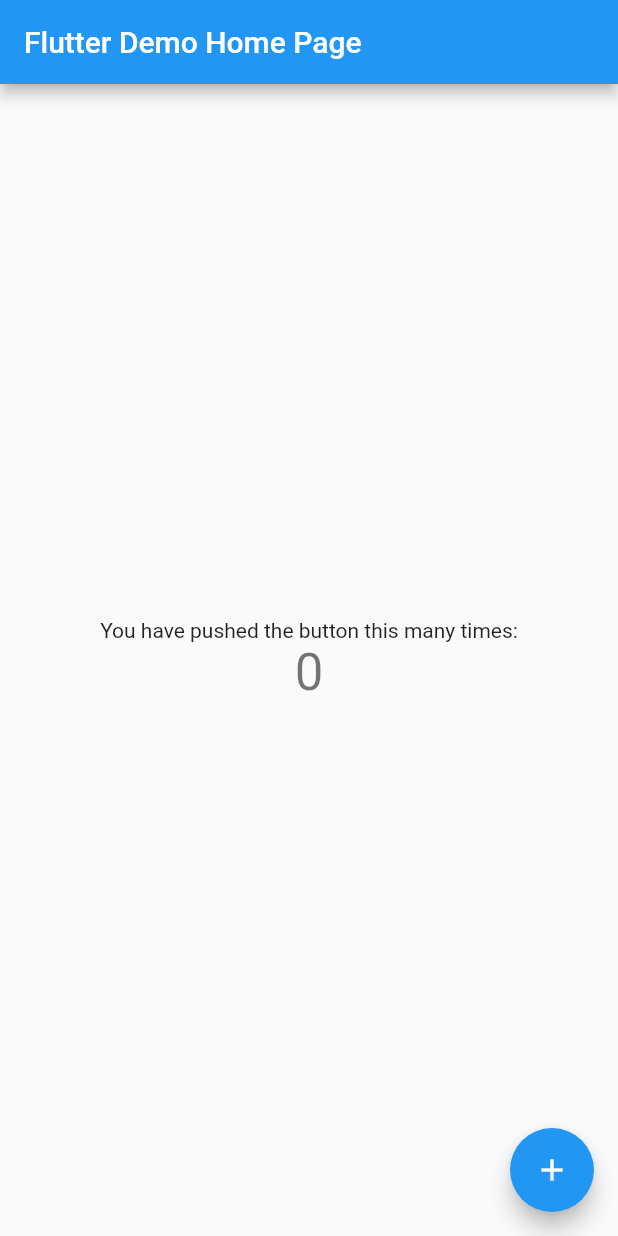
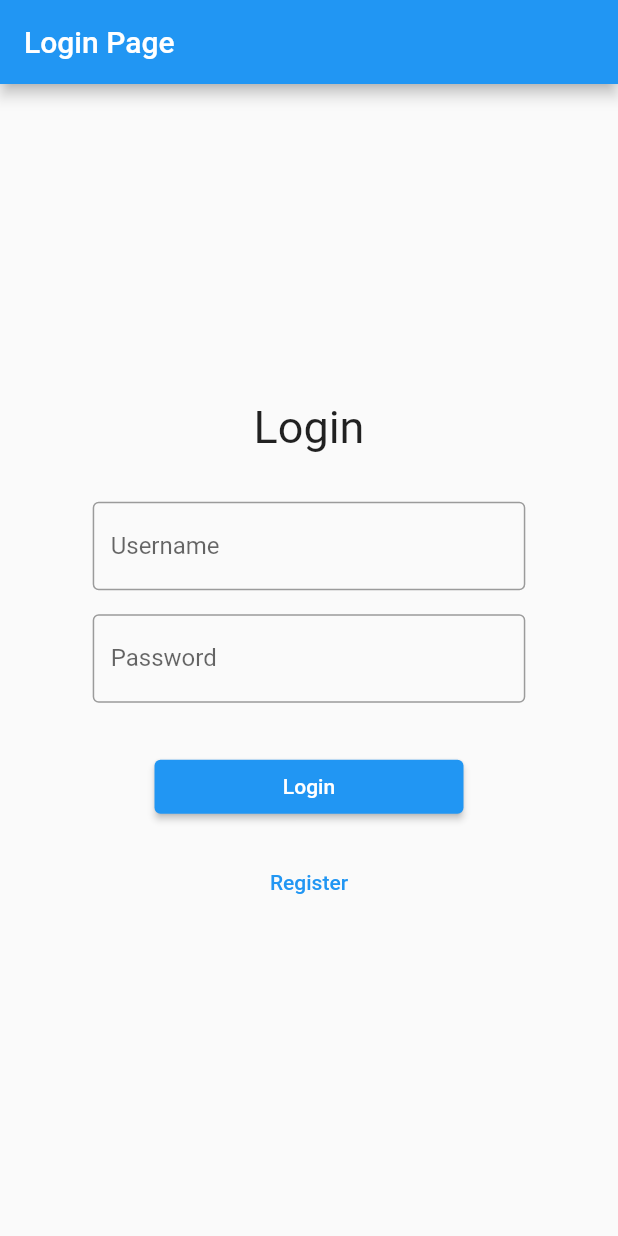
Before and after one commit to syihabudin081/library_app, a Flutter app: the screen it shows after launch, on a phone screen of 412 x 824 dp. Run offline on Flutter 3.47's test engine with Material 2 defaults, Android fonts, the phone set to English and light mode, and no system bars; our stand-ins replace sqflite; missing offline and left inert: flutter_bcrypt; accounts and stored records are empty.

Commit message:
login/register

```diff
--- /dev/null
+++ b/lib/db/database_helper.dart
@@ -0,0 +1,41 @@
+import 'dart:async';
+import 'package:sqflite/sqflite.dart';
+import 'package:path/path.dart';
+
+class DatabaseHelper {
+  static final DatabaseHelper _instance = DatabaseHelper.internal();
+  factory DatabaseHelper() => _instance;
+
+  static Database? _db;
+
+  Future<Database> get db async {
+    if (_db != null) {
+      return _db!;
+    }
+    _db = await initDb();
+    return _db!;
+  }
+
+  DatabaseHelper.internal();
+
+  Future<Database> initDb() async {
+    final databasePath = await getDatabasesPath();
+    final path = join(databasePath, 'news.db');
+
+    return await openDatabase(
+      path,
+      version: 1,
+      onCreate: _onCreate,
+    );
+  }
+
+  void _onCreate(Database db, int version) async {
+    await db.execute('''
+      CREATE TABLE IF NOT EXISTS users (
+        username TEXT,
+        password TEXT,
+        name TEXT
+      )
+    ''');
+  }
+}
--- a/lib/main.dart
+++ b/lib/main.dart
@@ -1,4 +1,6 @@
   import 'package:flutter/material.dart';
+
+import 'package:stock_app/pages/loginPage.dart';
 
   void main() {
     runApp(const MyApp());
@@ -7,109 +9,10 @@ void main() {
   class MyApp extends StatelessWidget {
   const MyApp({super.key});
 
-  // This widget is the root of your application.
     @override
     Widget build(BuildContext context) {
-    return MaterialApp(
-      title: 'Flutter Demo',
-      theme: ThemeData(
-        // This is the theme of your application.
-        //
-        // Try running your application with "flutter run". You'll see the
-        // application has a blue toolbar. Then, without quitting the app, try
-        // changing the primarySwatch below to Colors.green and then invoke
-        // "hot reload" (press "r" in the console where you ran "flutter run",
-        // or simply save your changes to "hot reload" in a Flutter IDE).
-        // Notice that the counter didn't reset back to zero; the application
-        // is not restarted.
-        primarySwatch: Colors.blue,
-      ),
-      home: const MyHomePage(title: 'Flutter Demo Home Page'),
+      return const MaterialApp(
+        home: LoginPageState(),
       );
     }
   }
-
-class MyHomePage extends StatefulWidget {
-  const MyHomePage({super.key, required this.title});
-
-  // This widget is the home page of your application. It is stateful, meaning
-  // that it has a State object (defined below) that contains fields that affect
-  // how it looks.
-
-  // This class is the configuration for the state. It holds the values (in this
-  // case the title) provided by the parent (in this case the App widget) and
-  // used by the build method of the State. Fields in a Widget subclass are
-  // always marked "final".
-
-  final String title;
-
-  @override
-  State<MyHomePage> createState() => _MyHomePageState();
-}
-
-class _MyHomePageState extends State<MyHomePage> {
-  int _counter = 0;
-
-  void _incrementCounter() {
-    setState(() {
-      // This call to setState tells the Flutter framework that something has
-      // changed in this State, which causes it to rerun the build method below
-      // so that the display can reflect the updated values. If we changed
-      // _counter without calling setState(), then the build method would not be
-      // called again, and so nothing would appear to happen.
-      _counter++;
-    });
-  }
-
-  @override
-  Widget build(BuildContext context) {
-    // This method is rerun every time setState is called, for instance as done
-    // by the _incrementCounter method above.
-    //
-    // The Flutter framework has been optimized to make rerunning build methods
-    // fast, so that you can just rebuild anything that needs updating rather
-    // than having to individually change instances of widgets.
-    return Scaffold(
-      appBar: AppBar(
-        // Here we take the value from the MyHomePage object that was created by
-        // the App.build method, and use it to set our appbar title.
-        title: Text(widget.title),
-      ),
-      body: Center(
-        // Center is a layout widget. It takes a single child and positions it
-        // in the middle of the parent.
-        child: Column(
-          // Column is also a layout widget. It takes a list of children and
-          // arranges them vertically. By default, it sizes itself to fit its
-          // children horizontally, and tries to be as tall as its parent.
-          //
-          // Invoke "debug painting" (press "p" in the console, choose the
-          // "Toggle Debug Paint" action from the Flutter Inspector in Android
-          // Studio, or the "Toggle Debug Paint" command in Visual Studio Code)
-          // to see the wireframe for each widget.
-          //
-          // Column has various properties to control how it sizes itself and
-          // how it positions its children. Here we use mainAxisAlignment to
-          // center the children vertically; the main axis here is the vertical
-          // axis because Columns are vertical (the cross axis would be
-          // horizontal).
-          mainAxisAlignment: MainAxisAlignment.center,
-          children: <Widget>[
-            const Text(
-              'You have pushed the button this many times:',
-            ),
-            Text(
-              '$_counter',
-              style: Theme.of(context).textTheme.headlineMedium,
-            ),
-          ],
-        ),
-      ),
-      floatingActionButton: FloatingActionButton(
-        onPressed: _incrementCounter,
-        tooltip: 'Increment',
-        child: const Icon(Icons.add),
-      ), // This trailing comma makes auto-formatting nicer for build methods.
-    );
-  }
-}
--- /dev/null
+++ b/lib/models/user.dart
@@ -0,0 +1,24 @@
+class User {
+  String username;
+  String password;
+  String name;
+
+  User({required this.username, required this.password, required this.name});
+
+ User.fromMap(Map<String, dynamic> map)
+      : username = map['username'],
+        password = map['password'],
+        name = map['name'];
+
+      String get getUsername => username;
+      String get getPassword => password;
+      String get getName => name;
+
+      Map<String, dynamic> toMap() {
+        return {
+          'username': username,
+          'password': password,
+          'name': name,
+        };
+      }
+}
--- /dev/null
+++ b/lib/pages/loginPage.dart
@@ -0,0 +1,152 @@
+// ignore_for_file: file_names
+
+import 'package:flutter/material.dart';
+import 'package:stock_app/pages/homePage.dart';
+import 'package:stock_app/pages/registerPage.dart';
+import 'package:flutter_bcrypt/flutter_bcrypt.dart';
+import 'package:stock_app/db/database_helper.dart';
+
+import '../models/user.dart';
+
+class LoginPageState extends StatefulWidget {
+  const LoginPageState({super.key});
+
+  @override
+  LoginPage createState() => LoginPage();
+}
+
+class LoginPage extends State<LoginPageState> {
+  final TextEditingController usernameController = TextEditingController();
+  final TextEditingController passwordController = TextEditingController();
+
+  void _goToHomePage(BuildContext context) {
+    Navigator.of(context)
+        .push(MaterialPageRoute(builder: (context) => const homePage()));
+  }
+
+  Future<void> _login() async {
+    final username = usernameController.text;
+    final password = passwordController.text;
+
+    final db = await DatabaseHelper().db;
+    final List<Map<String, dynamic>> users = await db.query(
+      'users',
+      where: 'username = ?',
+      whereArgs: [username],
+    );
+
+    if (users.isNotEmpty) {
+      final user = User.fromMap(users.first);
+      final isValidPassword = await FlutterBcrypt.verify(
+        password: password,
+        hash: user.getPassword,
+      );
+
+      if (isValidPassword) {
+        // Login successful, navigate to the home page or perform other actions.
+        // Example: Navigator.of(context).push(MaterialPageRoute(builder: (context) => HomePage()));
+        print('Login successful!');
+        _goToHomePage(context);
+      } else {
+        // Invalid password
+        print('Invalid password!');
+        showDialog(
+          context: context,
+          builder: (context) => AlertDialog(
+            title: const Text('Login Failed'),
+            content: const Text('Wrong Username/Password.'),
+            actions: [
+              TextButton(
+                child: const Text('OK'),
+                onPressed: () => Navigator.of(context).pop(),
+              ),
+            ],
+          ),
+        );
+      }
+    } else {
+      // User not found
+        showDialog(
+        context: context,
+        builder: (context) => AlertDialog(
+          title: const Text('Failed'),
+          content: const Text('User not found.'),
+          actions: [
+            TextButton(
+              child: const Text('OK'),
+              onPressed: () => Navigator.of(context).pop(),
+            ),
+          ],
+        ),
+      );
+      print('User not found!');
+    }
+  }
+
+
+@override
+Widget build(BuildContext context) {
+  return Scaffold(
+    appBar: AppBar(
+      title: const Text('Login Page'),
+      automaticallyImplyLeading: false, // hide back button
+    ),
+    body: Center(
+      child: Padding(
+        padding: const EdgeInsets.all(16.0),
+        child: SingleChildScrollView(
+          child: Column(
+            mainAxisAlignment: MainAxisAlignment.center,
+            children: [
+              const Text('Login', style: TextStyle(fontSize: 30)),
+              const SizedBox(height: 32.0),
+              SizedBox(
+                width: MediaQuery.of(context).size.width * 0.7,
+                child: TextField(
+                  controller: usernameController,
+                  decoration: const InputDecoration(
+                    hintText: 'Enter your username',
+                    border: OutlineInputBorder(),
+                    labelText: 'Username',
+                  ),
+                ),
+              ),
+              const SizedBox(height: 16.0),
+              SizedBox(
+                width: MediaQuery.of(context).size.width * 0.7,
+                child: TextField(
+                  controller: passwordController,
+                  obscureText: true,
+                  decoration: const InputDecoration(
+                    hintText: 'Enter your password',
+                    border: OutlineInputBorder(),
+                    labelText: 'Password',
+
+                  ),
+                ),
+              ),
+              const SizedBox(height: 32.0),
+              SizedBox(
+                width: MediaQuery.of(context).size.width * 0.5,
+                child: ElevatedButton(
+                  child: const Text('Login'),
+                  onPressed: _login,
+                ),
+              ),
+              const SizedBox(height: 16.0),
+              TextButton(
+                child: const Text('Register'),
+                onPressed: () {
+                  Navigator.of(context).push(MaterialPageRoute(
+                      builder: (context) => const RegisterPage()));
+                },
+              ),
+            ],
+          ),
+        ),
+      ),
+    ),
+  );
+}
+
+}
--- a/pubspec.yaml
+++ b/pubspec.yaml
@@ -35,6 +35,8 @@ dependencies:
   # The following adds the Cupertino Icons font to your application.
   # Use with the CupertinoIcons class for iOS style icons.
   cupertino_icons: ^1.0.2
+  sqflite: ^2.2.8+4
+  flutter_bcrypt: ^1.0.8
 
 dev_dependencies:
   flutter_test:
```
Also changed, not shown: lib/pages/homePage.dart (added, +18 -0 lines), lib/pages/registerPage.dart (added, +157 -0 lines), pubspec.lock, 1 other file. Lines whose indentation alone changed are shown as unchanged.
